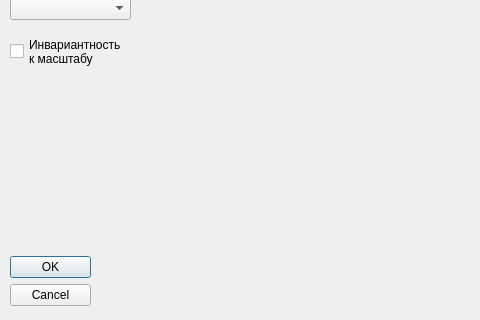
DmitryNekrasov/SLOTS, file playerdialog.ui: the form before one commit; both pictures show x 0 to 480 and y 84 to 404 of the 843 by 404 pixel window.
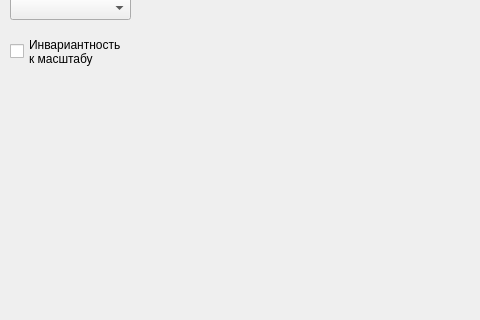
The form after the commit.

Commit message: Правки по UI

```diff
--- a/playerdialog.ui
+++ b/playerdialog.ui
@@ -16,7 +16,7 @@
   <widget class="QDialogButtonBox" name="buttonBox">
    <property name="geometry">
     <rect>
-     <x>10</x>
+     <x>-100</x>
      <y>340</y>
      <width>81</width>
      <height>51</height>
```
The commit also changes 1 other file.
